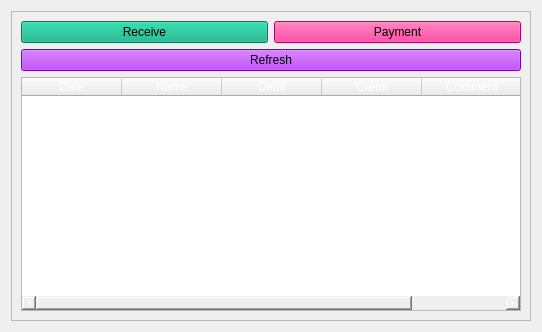
Old version of the form ui/cashFlow.ui in the repository 54b1d/SPAS.
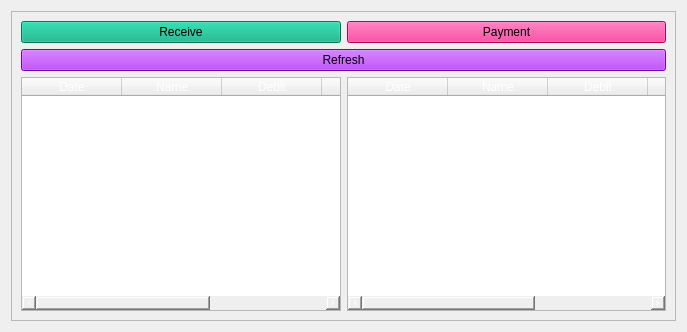
New version of the form.

Commit message:
table_cash_flow > table_cash_flow_in
table_cash_flow_out added

What changed in the file:
```diff
--- a/ui/cashFlow.ui
+++ b/ui/cashFlow.ui
@@ -6,7 +6,7 @@
             <rect>
                 <x>0</x>
                 <y>0</y>
-                <width>542</width>
+                <width>687</width>
                 <height>332</height>
             </rect>
         </property>
@@ -33,7 +33,7 @@
                     </property>
                     <layout class="QVBoxLayout" name="verticalLayout_2">
                         <item>
-                            <layout class="QHBoxLayout" name="horizontalLayout">
+                            <layout class="QHBoxLayout" name="horizontalLayout_2">
                                 <item>
                                     <widget class="QPushButton" name="pb_add_trx_in">
                                         <property name="styleSheet">
@@ -67,10 +67,12 @@
                             </widget>
                         </item>
                         <item>
-                            <widget class="QTableWidget" name="table_cash_flow">
+                            <layout class="QHBoxLayout" name="horizontalLayout">
+                                <item>
+                                    <widget class="QTableWidget" name="table_cash_flow_in">
                                 <property name="styleSheet">
                                     <string notr="true">color: rgb(255, 255, 255);
-                                        border-top-color: rgb(85, 255, 127);
+                                                border-top-color: rgb(85, 255, 127);
                                     </string>
                                 </property>
                                 <column>
@@ -99,6 +101,42 @@
                                     </property>
                                 </column>
                             </widget>
+                                </item>
+                                <item>
+                                    <widget class="QTableWidget" name="table_cash_flow_out">
+                                        <property name="styleSheet">
+                                            <string notr="true">color: rgb(255, 255, 255);
+                                                border-top-color: rgb(85, 255, 127);
+                                            </string>
+                                        </property>
+                                        <column>
+                                            <property name="text">
+                                                <string>Date</string>
+                                            </property>
+                                        </column>
+                                        <column>
+                                            <property name="text">
+                                                <string>Name</string>
+                                            </property>
+                                        </column>
+                                        <column>
+                                            <property name="text">
+                                                <string>Debit</string>
+                                            </property>
+                                        </column>
+                                        <column>
+                                            <property name="text">
+                                                <string>Credit</string>
+                                            </property>
+                                        </column>
+                                        <column>
+                                            <property name="text">
+                                                <string>Comment</string>
+                                            </property>
+                                        </column>
+                                    </widget>
+                                </item>
+                            </layout>
                         </item>
                     </layout>
                 </widget>
```
Lines whose indentation alone changed are shown as unchanged.
